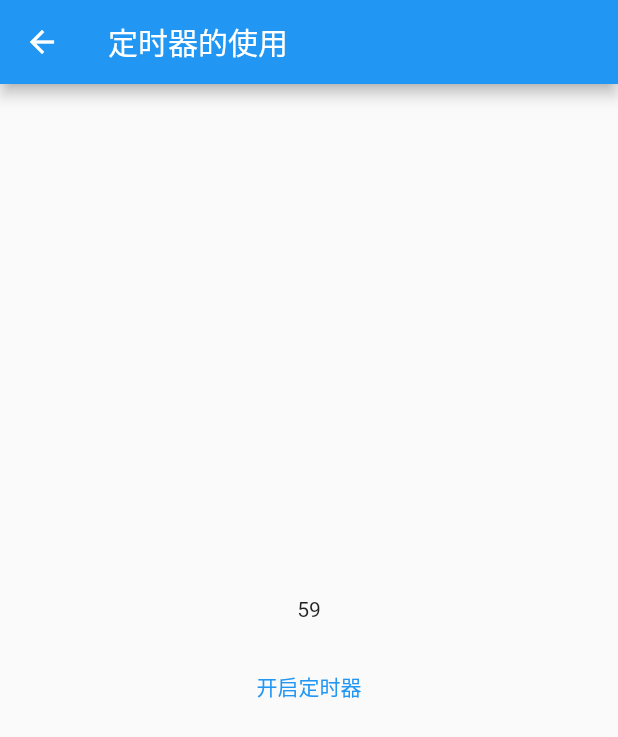
After one commit to guoguangtao/ggt_flutter_demo, a Flutter app: the YXCUseTimerView screen opened by its route, after a tap on "开启定时器", on a phone screen of 412 x 824 dp. The commit adds this screen. Shown: the top 737 px of the screen. Run offline on Flutter 3.47's test engine with Material 2 defaults, Android fonts, the phone set to English and light mode, and no system bars.

Commit message:
定时器的使用

```diff
--- a/lib/main.dart
+++ b/lib/main.dart
@@ -6,6 +6,7 @@ import 'package:ggt_flutter_demo/appbar/appbar_use.dart';
 import 'package:ggt_flutter_demo/common/app_setting_config.dart';
 import 'package:ggt_flutter_demo/generated/l10n.dart';
 import 'package:ggt_flutter_demo/internationalizing/internationalizing.dart';
+import 'package:ggt_flutter_demo/timer/timer_use.dart';
 
 void main() => runApp(const _YXCApp());
 
@@ -59,6 +60,7 @@ class _YXCAppContentState extends State<_YXCAppContent> {
         "Internationalizing": (context) => const YXCInternationalizing(),
         "UseAppBar" : (context) => const YXCAppBarUseWidget(),
         "DataProvide" : (context) => const YXCProviderWidget(),
+        "UseTimer" : (context) => const YXCUseTimerView(),
       },
       home: const _YXCHome(),
       localizationsDelegates: const [
@@ -90,6 +92,7 @@ class _YXCHome extends StatelessWidget {
       _YXCHomeModel(text: '国际化与多语言', route: "Internationalizing"),
       _YXCHomeModel(text: 'AppBar 的使用记载', route: "UseAppBar"),
       _YXCHomeModel(text: "状态管理", route: "DataProvide"),
+      _YXCHomeModel(text: "定时器使用", route: "UseTimer"),
     ];
 
     void didSelected(int index) {
--- /dev/null
+++ b/lib/timer/timer_use.dart
@@ -0,0 +1,102 @@
+import 'dart:async';
+
+import 'package:flutter/material.dart';
+import 'package:provider/provider.dart';
+
+class YXCUseTimerView extends StatefulWidget {
+  const YXCUseTimerView({Key? key}) : super(key: key);
+
+  @override
+  State<YXCUseTimerView> createState() => _YXCUseTimerViewState();
+}
+
+class _YXCUseTimerViewState extends State<YXCUseTimerView> {
+  @override
+  Widget build(BuildContext context) {
+    return MultiProvider(
+      providers: [
+        ChangeNotifierProvider(create: (_) => YXCCountProvider()),
+      ],
+      child: Scaffold(
+        appBar: AppBar(
+          title: const Text("定时器的使用"),
+        ),
+        body: const _YXCUseTimerCustomerView(),
+      ),
+    );
+  }
+}
+
+
+class _YXCUseTimerCustomerView extends StatefulWidget {
+  const _YXCUseTimerCustomerView({Key? key}) : super(key: key);
+
+  @override
+  State<_YXCUseTimerCustomerView> createState() => _YXCUseTimerCustomerViewState();
+}
+
+class _YXCUseTimerCustomerViewState extends State<_YXCUseTimerCustomerView> {
+  @override
+  Widget build(BuildContext context) {
+    return const _LeBoUseTimerBodyView();
+  }
+}
+
+class _LeBoUseTimerBodyView extends StatefulWidget {
+  const _LeBoUseTimerBodyView({Key? key}) : super(key: key);
+
+  @override
+  State<_LeBoUseTimerBodyView> createState() => _LeBoUseTimerBodyViewState();
+}
+
+class _LeBoUseTimerBodyViewState extends State<_LeBoUseTimerBodyView> {
+  @override
+  Widget build(BuildContext context) {
+    return Center(
+      child: Column(
+        mainAxisAlignment: MainAxisAlignment.center,
+        children: [
+          Consumer(builder:
+              (BuildContext context, YXCCountProvider provider, Widget? child) {
+            debugPrint("监听文本改变:${provider.count}");
+            return Text("${provider.count}");
+          }),
+          const SizedBox(
+            height: 20,
+          ),
+          TextButton(
+            onPressed: () {
+              Provider.of<YXCCountProvider>(context, listen: false)
+                  .startTimer();
+            },
+            child: const Text("开启定时器"),
+          ),
+        ],
+      ),
+    );
+  }
+}
+
+class YXCCountProvider extends ChangeNotifier {
+  int _count = 60;
+
+  int get count => _count;
+
+  void _countDown() {
+    _count--;
+    if (_count == 0) {
+      _count = 60;
+    }
+    debugPrint("定时器:$_count");
+    notifyListeners();
+  }
+
+  void startTimer() {
+    Timer.periodic(const Duration(seconds: 1), (timer) {
+      _countDown();
+      if (count == 60) {
+        timer.cancel();
+      }
+    });
+  }
+}
```
